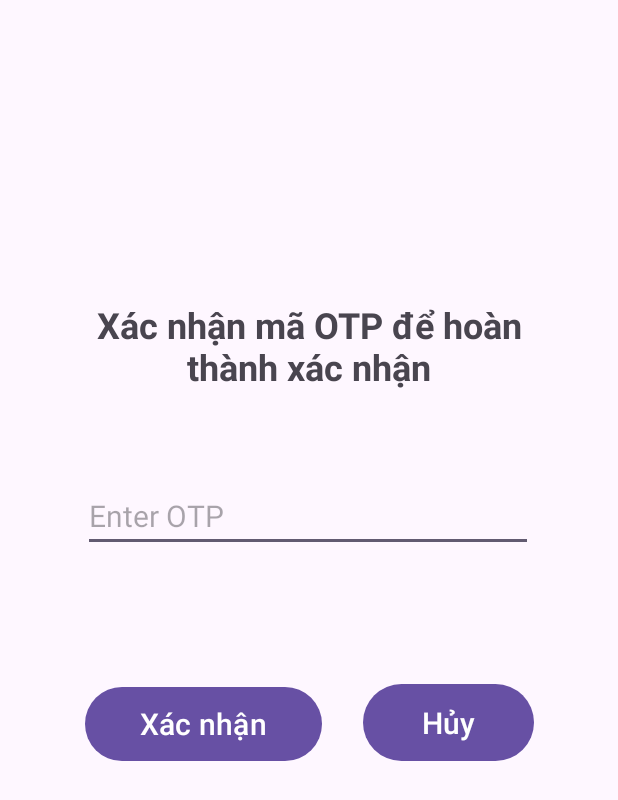
After one commit to Trangdangiu/BTLFoodOrder, an Android app: the VerifyOtpActivity screen opened directly, with no data from a screen before it, on a phone screen of 412 x 824 dp. The commit adds this screen. Shown: the top 800 px of the screen. Run offline under Robolectric (Android 15) with nearby library versions, the phone set to English and light mode, and no system bars.

Commit message:
Upadate code

```diff
--- a/app/src/main/AndroidManifest.xml
+++ b/app/src/main/AndroidManifest.xml
@@ -19,7 +19,7 @@
             android:name=".user.History_Order"
             android:exported="false" />
         <activity
-            android:name=".user.OTPVerification"
+            android:name=".user.OtpGenerator"
             android:exported="false" />
         <activity
             android:name=".user.Food_detail"
@@ -41,6 +41,9 @@
         <activity
             android:name=".LoginAndRegister.RegisterActivity"
             android:exported="false" />
+        <activity android:name=".LoginAndRegister.VerifyOtpActivity" />
+        <activity android:name=".LoginAndRegister.ForgotPassword" />
+        <activity android:name=".LoginAndRegister.ResetPassword" />
     </application>
 
 </manifest>
--- /dev/null
+++ b/app/src/main/java/com/example/testbotom/LoginAndRegister/VerifyOtpActivity.java
@@ -0,0 +1,97 @@
+package com.example.testbotom.LoginAndRegister;
+
+
+
+import android.content.Intent;
+import android.os.Bundle;
+import android.util.Log;
+import android.widget.Button;
+import android.widget.EditText;
+import android.widget.RadioButton;
+import android.widget.Toast;
+
+import androidx.annotation.Nullable;
+import androidx.appcompat.app.AppCompatActivity;
+
+import com.example.testbotom.Database.Create_database;
+import com.example.testbotom.R;
+
+public class VerifyOtpActivity extends AppCompatActivity {
+    private Create_database dbHelper;
+    private Button btn_confirm_otp, btn_cancel;
+    private String sentOtp;
+    private EditText editTextOtp;
+
+    @Override
+    protected void onCreate(@Nullable Bundle savedInstanceState) {
+        super.onCreate(savedInstanceState);
+        setContentView(R.layout.activity_verify_otp);
+
+        // khởi tạo db
+        dbHelper = new Create_database(this);
+
+        editTextOtp = findViewById(R.id.id_verify_otp);
+        btn_confirm_otp = findViewById(R.id.id_btn_confirm_otp);
+        btn_cancel = findViewById(R.id.button_cancel);
+
+        // Get the OTP sent from the previous activity
+        Intent intent = getIntent();
+        sentOtp = intent.getStringExtra("otp");
+
+        // chọn hành động tương ứng
+        String action = intent.getStringExtra("action");
+
+
+        btn_confirm_otp.setOnClickListener(v -> {
+            if(action.equals("register")){
+                String enteredOtp = editTextOtp.getText().toString().trim();
+                if (enteredOtp.equals(sentOtp.trim())) {
+                    Toast.makeText(VerifyOtpActivity.this, "Xác thực OTP thành công!", Toast.LENGTH_SHORT).show();
+                    String email = intent.getStringExtra("email");
+                    String password = intent.getStringExtra("password");
+                    String role = intent.getStringExtra("role");
+
+                    // check user Exist by email
+                    if(dbHelper.checkUser(email)){
+                        Toast.makeText(VerifyOtpActivity.this, "Email đã tồn tại, vui lòng điền email khác", Toast.LENGTH_SHORT).show();
+                        // navigate to register
+                        Intent intentRegister = new Intent(VerifyOtpActivity.this, RegisterActivity.class);
+                        startActivity(intentRegister);
+                        finish();
+                    } else {
+                        if (dbHelper.registerUser(email, password, role)) {
+                            Toast.makeText(VerifyOtpActivity.this, "Đăng kí thành công", Toast.LENGTH_SHORT).show();
+                            // navigate to login if success
+                            Intent intentLogin = new Intent(VerifyOtpActivity.this, LogginActivity.class);
+                            startActivity(intentLogin);
+                            finish(); // Đóng Activity
+                        } else {Log.e("RegisterError", "Đăng ký thất bại cho email: " + email);
+                            Toast.makeText(VerifyOtpActivity.this, "Đăng Kí Thất Bại", Toast.LENGTH_SHORT).show();
+                        }
+                    }
+                } else {
+                    Toast.makeText(VerifyOtpActivity.this, "Mã OTP sai, Vui lòng nhập lại.", Toast.LENGTH_SHORT).show();
+                }
+            } else if (action.equals("reset_password")){
+                String enteredOtp = editTextOtp.getText().toString().trim();
+                if(enteredOtp.equals(sentOtp.trim())){
+                    // nếu nhập đúng sẽ điều hướng sang trang reset_password
+                    String email = intent.getStringExtra("email");
+                    Intent intentChangePass = new Intent(VerifyOtpActivity.this, ResetPassword.class);
+                    intentChangePass.putExtra("email", email);
+                    startActivity(intentChangePass);
+                    finish();
+                } else {
+                    Log.e("VerifyOtpError", "Xác nhận mã OTP thất bại");
+                    Toast.makeText(VerifyOtpActivity.this, "Xác nhận mã OTP không thành công", Toast.LENGTH_SHORT).show();
+                }
+            }
+        });
+
+        btn_cancel.setOnClickListener(v  -> {
+            Intent intentLogin = new Intent(VerifyOtpActivity.this, LogginActivity.class);
+            startActivity(intentLogin);
+            finish();
+        });
+    }
+}
--- /dev/null
+++ b/app/src/main/res/layout/activity_verify_otp.xml
@@ -0,0 +1,61 @@
+<?xml version="1.0" encoding="utf-8"?>
+<androidx.constraintlayout.widget.ConstraintLayout xmlns:android="http://schemas.android.com/apk/res/android"
+    xmlns:app="http://schemas.android.com/apk/res-auto"
+    xmlns:tools="http://schemas.android.com/tools"
+    android:layout_width="match_parent"
+    android:layout_height="match_parent"
+    tools:context=".VerifyOtpActivity">
+
+    <EditText
+        android:id="@+id/id_verify_otp"
+        android:layout_width="300dp"
+        android:layout_height="wrap_content"
+        android:layout_marginTop="320dp"
+        android:hint="Enter OTP"
+        android:inputType="number"
+        android:textSize="20sp"
+        app:layout_constraintEnd_toEndOf="parent"
+        app:layout_constraintHorizontal_bias="0.495"
+        app:layout_constraintStart_toStartOf="parent"
+        app:layout_constraintTop_toTopOf="parent" />
+
+    <Button
+        android:id="@+id/id_btn_confirm_otp"
+        android:layout_width="158dp"
+        android:layout_height="57dp"
+        android:text="Xác nhận"
+        android:textSize="20sp"
+        app:layout_constraintBottom_toBottomOf="parent"
+        app:layout_constraintEnd_toEndOf="parent"
+        app:layout_constraintHorizontal_bias="0.223"
+        app:layout_constraintStart_toStartOf="parent"
+        app:layout_constraintTop_toTopOf="parent"
+        app:layout_constraintVertical_bias="0.592" />
+
+    <TextView
+        android:id="@+id/text_verify_otp_title"
+        android:layout_width="321dp"
+        android:layout_height="83dp"
+        android:layout_marginTop="200dp"
+        android:text="Xác nhận mã OTP để hoàn thành xác nhận"
+        android:textAlignment="center"
+        android:textSize="24sp"
+        android:textStyle="bold"
+        app:layout_constraintEnd_toEndOf="parent"
+        app:layout_constraintStart_toStartOf="parent"
+        app:layout_constraintTop_toTopOf="parent" />
+
+    <Button
+        android:id="@+id/button_cancel"
+        android:layout_width="114dp"
+        android:layout_height="59dp"
+        android:text="Hủy"
+        android:textSize="20sp"
+        app:layout_constraintBottom_toBottomOf="parent"
+        app:layout_constraintEnd_toEndOf="parent"
+        app:layout_constraintHorizontal_bias="0.813"
+        app:layout_constraintStart_toStartOf="parent"
+        app:layout_constraintTop_toTopOf="parent"
+        app:layout_constraintVertical_bias="0.591" />
+
+</androidx.constraintlayout.widget.ConstraintLayout>
```
Also changed, not shown: app/src/main/java/com/example/testbotom/Database/User.java (added, +49 -0 lines), app/src/main/java/com/example/testbotom/LoginAndRegister/ForgotPassword.java (added, +77 -0 lines), app/src/main/java/com/example/testbotom/LoginAndRegister/LogginActivity.java (+9 -1 lines), app/src/main/java/com/example/testbotom/LoginAndRegister/RegisterActivity.java (+40 -17 lines), app/src/main/java/com/example/testbotom/LoginAndRegister/ResetPassword.java (added, +67 -0 lines), app/src/main/java/com/example/testbotom/user/SendEmailTask.java (+42 -21 lines), app/src/main/res/layout/activity_forgot_password.xml (added, +65 -0 lines), app/src/main/res/layout/activity_reset_password.xml (added, +70 -0 lines).
